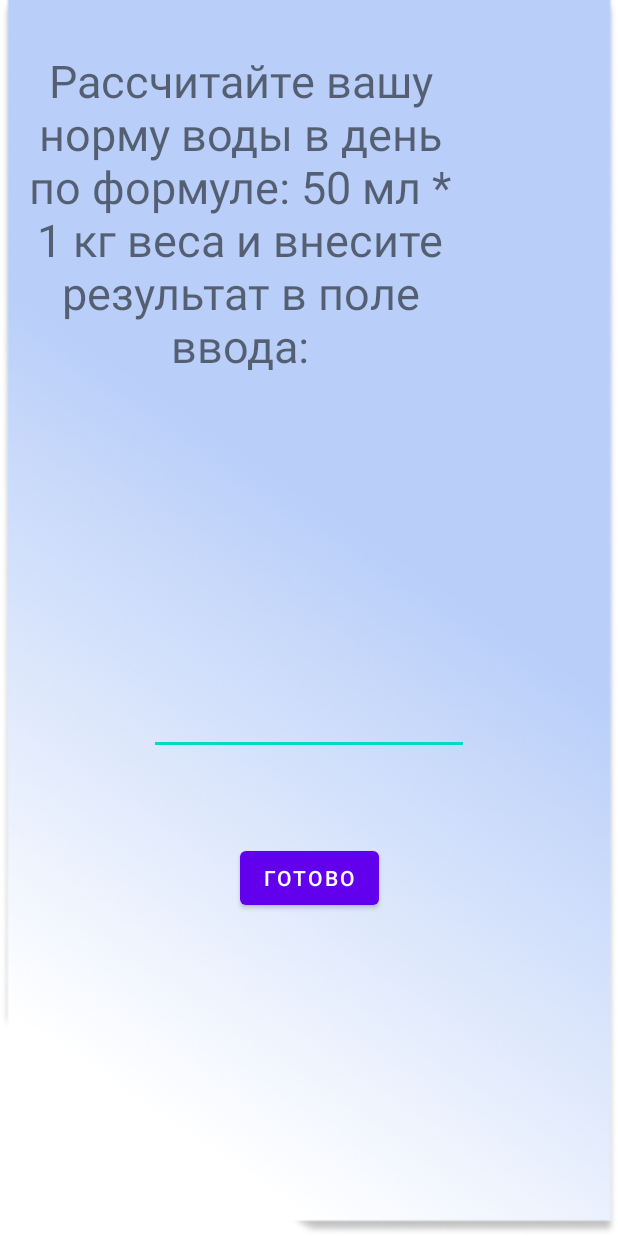
After one commit to lokijul341/MyApp, an Android app: the MainActivity2 screen opened directly, with no data from a screen before it, on a phone screen of 412 x 824 dp. The commit adds this screen. Run offline under Robolectric (Android 15) with nearby library versions, the phone set to English and light mode, and no system bars.

Commit message:
Добавлено второе Activity

```diff
--- a/app/src/main/AndroidManifest.xml
+++ b/app/src/main/AndroidManifest.xml
@@ -12,6 +12,9 @@
         android:theme="@style/Theme.MyApplication"
         tools:targetApi="31">
         <activity
+            android:name=".MainActivity2"
+            android:exported="false" />
+        <activity
             android:name=".MainActivity"
             android:exported="true">
             <intent-filter>
--- /dev/null
+++ b/app/src/main/java/com/example/myapplication/MainActivity2.java
@@ -0,0 +1,35 @@
+package com.example.myapplication;
+
+import androidx.appcompat.app.AppCompatActivity;
+
+import android.content.Intent;
+import android.os.Bundle;
+import android.view.View;
+import android.widget.Button;
+import android.widget.EditText;
+
+public class MainActivity2 extends AppCompatActivity {
+
+    @Override
+    protected void onCreate(Bundle savedInstanceState) {
+        super.onCreate(savedInstanceState);
+        setContentView(R.layout.activity_main2);
+
+        Intent intent = getIntent();
+        String text = intent.getStringExtra("text");
+        EditText editText = findViewById(R.id.editTextNumber);
+        editText.setText(text);
+
+        Button closeButton = findViewById(R.id.button2);
+        closeButton.setOnClickListener(new View.OnClickListener() {
+            @Override
+            public void onClick(View v) {
+                String text = ((EditText) findViewById(R.id.editTextNumber)).getText().toString();
+                Intent resultIntent = new Intent();
+                resultIntent.putExtra("text", text);
+                setResult(RESULT_OK, resultIntent);
+                finish();
+            }
+        });
+    }
+}
--- /dev/null
+++ b/app/src/main/res/layout/activity_main2.xml
@@ -0,0 +1,49 @@
+<?xml version="1.0" encoding="utf-8"?>
+<androidx.constraintlayout.widget.ConstraintLayout xmlns:android="http://schemas.android.com/apk/res/android"
+    xmlns:app="http://schemas.android.com/apk/res-auto"
+    xmlns:tools="http://schemas.android.com/tools"
+    android:layout_width="match_parent"
+    android:layout_height="match_parent"
+    android:background="@drawable/group_1"
+    tools:context=".MainActivity2">
+
+    <Button
+        android:id="@+id/button2"
+        android:layout_width="wrap_content"
+        android:layout_height="wrap_content"
+        android:text="@string/complete"
+        app:layout_constraintBottom_toBottomOf="parent"
+        app:layout_constraintEnd_toEndOf="parent"
+        app:layout_constraintStart_toStartOf="parent"
+        app:layout_constraintTop_toTopOf="parent"
+        app:layout_constraintVertical_bias="0.723" />
+
+    <EditText
+        android:id="@+id/editTextNumber"
+        android:layout_width="wrap_content"
+        android:layout_height="wrap_content"
+        android:ems="10"
+        android:inputType="number"
+        app:layout_constraintBottom_toBottomOf="parent"
+        app:layout_constraintEnd_toEndOf="parent"
+        app:layout_constraintHorizontal_bias="0.5"
+        app:layout_constraintStart_toStartOf="parent"
+        app:layout_constraintTop_toTopOf="parent"
+        app:layout_constraintVertical_bias="0.588"
+        tools:ignore="MissingConstraints" />
+
+    <TextView
+        android:id="@+id/textView"
+        android:layout_width="320dp"
+        android:layout_height="256dp"
+        android:gravity="center"
+        android:text="Рассчитайте вашу норму воды в день по формуле: 50 мл * 1 кг веса и внесите результат в поле ввода:"
+        android:textSize="30sp"
+        app:layout_constraintBottom_toBottomOf="parent"
+        app:layout_constraintEnd_toEndOf="parent"
+        app:layout_constraintHorizontal_bias="0.0"
+        app:layout_constraintStart_toStartOf="parent"
+        app:layout_constraintTop_toTopOf="parent"
+        app:layout_constraintVertical_bias="0.025"
+        tools:ignore="MissingConstraints" />
+</androidx.constraintlayout.widget.ConstraintLayout>
--- a/app/src/main/res/values-night/themes.xml
+++ b/app/src/main/res/values-night/themes.xml
@@ -1,6 +1,6 @@
 <resources xmlns:tools="http://schemas.android.com/tools">
     <!-- Base application theme. -->
-    <style name="Theme.MyApplication" parent="Theme.MaterialComponents.DayNight.DarkActionBar">
+    <style name="Theme.MyApplication" parent="Theme.MaterialComponents.DayNight.NoActionBar">
         <!-- Primary brand color. -->
         <item name="colorPrimary">@color/purple_200</item>
         <item name="colorPrimaryVariant">@color/purple_700</item>
--- a/app/src/main/res/values/themes.xml
+++ b/app/src/main/res/values/themes.xml
@@ -1,6 +1,6 @@
 <resources xmlns:tools="http://schemas.android.com/tools">
     <!-- Base application theme. -->
-    <style name="Theme.MyApplication" parent="Theme.MaterialComponents.DayNight.DarkActionBar">
+    <style name="Theme.MyApplication" parent="Theme.MaterialComponents.DayNight.NoActionBar">
         <!-- Primary brand color. -->
         <item name="colorPrimary">@color/purple_500</item>
         <item name="colorPrimaryVariant">@color/purple_700</item>
```
Also changed, not shown: app/src/main/java/com/example/myapplication/MainActivity.java (+30 -3 lines).
